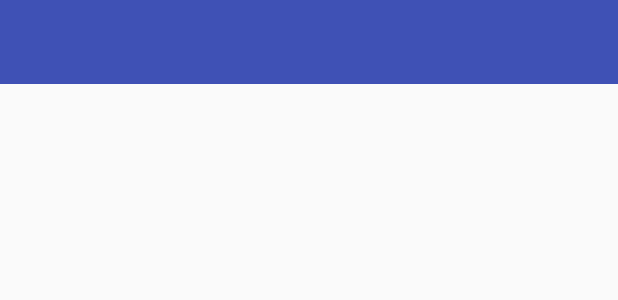
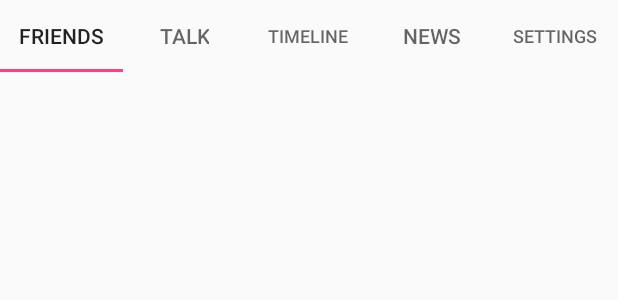
Before and after one commit to yutaro6547/Handwriting-LINE, an Android app: the layout activity_main.xml on its own in the app's theme, with its tools: preview values and no code run, on a phone screen of 412 x 824 dp. Shown: the top 300 px of the screen. Run offline under Robolectric (Android 15) with nearby library versions, the phone set to English and light mode, and no system bars.

Commit message:
use TabLayout at main, and delete other unused resources.

```diff
--- a/app/src/main/res/layout/activity_main.xml
+++ b/app/src/main/res/layout/activity_main.xml
@@ -1,107 +1,43 @@
 <?xml version="1.0" encoding="utf-8"?>
-<FrameLayout
+<RelativeLayout
   xmlns:android="http://schemas.android.com/apk/res/android"
-  xmlns:app="http://schemas.android.com/apk/res-auto"
   xmlns:tools="http://schemas.android.com/tools"
   android:layout_width="match_parent"
   android:layout_height="match_parent">
 
-<android.support.v4.widget.DrawerLayout
-  android:id="@+id/drawer_layout"
-  android:layout_width="match_parent"
-  android:layout_height="match_parent"
-  xmlns:android="http://schemas.android.com/apk/res/android"
-  xmlns:app="http://schemas.android.com/apk/res-auto">
+  <android.support.design.widget.TabLayout
+    android:layout_width="match_parent"
+    android:layout_height="wrap_content">
 
-    <!-- content -->
-    <android.support.constraint.ConstraintLayout
-      android:layout_width="match_parent"
-      android:layout_height="match_parent"
-      android:clickable="true">
+    <android.support.design.widget.TabItem
+      android:id="@+id/friends"
+      android:layout_width="wrap_content"
+      android:layout_height="wrap_content"
+      android:text="friends"/>
 
-        <android.support.v7.widget.Toolbar
-          android:id="@+id/toolbar"
-          android:layout_width="0dp"
-          android:layout_height="wrap_content"
-          android:background="@color/colorPrimary"
-          android:fitsSystemWindows="true"
-          android:minHeight="?attr/actionBarSize"
-          app:layout_constraintLeft_toLeftOf="parent"
-          app:layout_constraintRight_toRightOf="parent"
-          app:layout_constraintTop_toTopOf="parent"
-          app:popupTheme="@style/ThemeOverlay.AppCompat.Light"
-          app:theme="@style/ThemeOverlay.AppCompat.Dark.ActionBar"/>
+    <android.support.design.widget.TabItem
+      android:id="@+id/talk"
+      android:layout_width="wrap_content"
+      android:layout_height="wrap_content"
+      android:text="talk"/>
 
-        <FrameLayout
-          android:id="@+id/container"
-          android:layout_width="0dp"
-          android:layout_height="0dp"
-          app:layout_constraintBottom_toBottomOf="parent"
-          app:layout_constraintLeft_toLeftOf="parent"
-          app:layout_constraintRight_toRightOf="parent"
-          app:layout_constraintTop_toBottomOf="@+id/toolbar"/>
+    <android.support.design.widget.TabItem
+      android:id="@+id/timeline"
+      android:layout_width="wrap_content"
+      android:layout_height="wrap_content"
+      android:text="timeline"/>
 
-    </android.support.constraint.ConstraintLayout>
+    <android.support.design.widget.TabItem
+      android:id="@+id/news"
+      android:layout_width="wrap_content"
+      android:layout_height="wrap_content"
+      android:text="news"/>
 
-</android.support.v4.widget.DrawerLayout>
+    <android.support.design.widget.TabItem
+      android:id="@+id/settings"
+      android:layout_width="wrap_content"
+      android:layout_height="wrap_content"
+      android:text="settings"/>
+  </android.support.design.widget.TabLayout>
 
-  <!-- search layout -->
-<FrameLayout
-android:id="@+id/search_layout"
-android:layout_width="match_parent"
-android:layout_height="match_parent"
-android:fitsSystemWindows="true"
-android:visibility="gone">
-
-<android.support.v7.widget.CardView
-  android:id="@+id/search_card"
-  android:layout_width="match_parent"
-  android:layout_height="wrap_content"
-  android:layout_marginBottom="8dp"
-  android:layout_marginLeft="16dp"
-  android:layout_marginRight="16dp"
-  android:layout_marginTop="8dp">
-
-    <LinearLayout
-      android:layout_width="match_parent"
-      android:layout_height="wrap_content"
-      android:animateLayoutChanges="true"
-      android:orientation="vertical">
-
-        <LinearLayout
-          android:layout_width="match_parent"
-          android:layout_height="wrap_content">
-
-            <EditText
-              android:id="@+id/searchview"
-              android:layout_width="0dp"
-              android:layout_height="48dp"
-              android:layout_weight="1"
-              android:background="@null"
-              android:imeOptions="actionSearch"
-              android:maxLines="1"
-              android:paddingLeft="16dp"
-              android:singleLine="true"
-              android:textSize="14sp"
-              tools:ignore="Deprecated"/>
-
-            <ImageButton
-              android:id="@+id/search_close_button"
-              android:layout_width="48dp"
-              android:layout_height="match_parent"/>
-
-        </LinearLayout>
-
-        <android.support.v7.widget.RecyclerView
-          android:id="@+id/search_recyclerview"
-          android:layout_width="match_parent"
-          android:layout_height="wrap_content"
-          android:paddingTop="1dp"/>
-
-    </LinearLayout>
-
-</android.support.v7.widget.CardView>
-
-</FrameLayout>
-
-</FrameLayout>
+</RelativeLayout>
```
